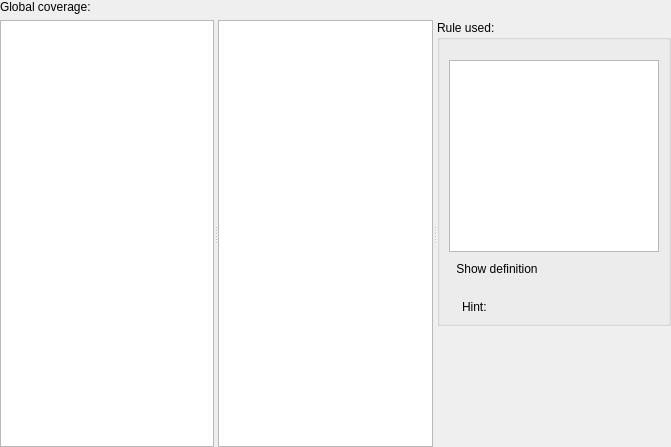
Above: src/chatbot/front-end/scriptcoveragewidget.ui from lvklabs/chatbot before the change. Below: the same form after it.
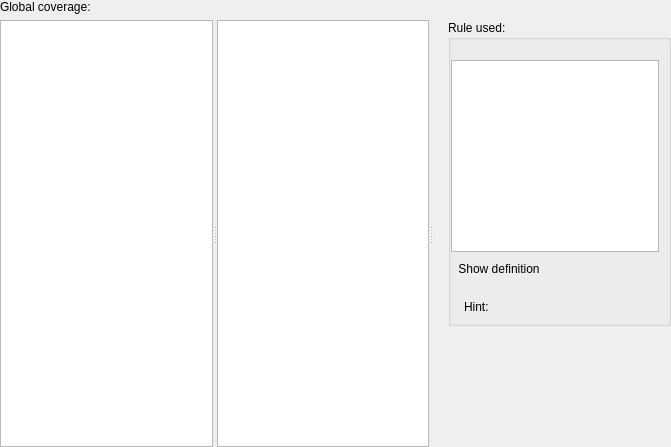
That is the form after the change. Icons and pictures are not drawn. Custom widgets are drawn as their Qt base class.

```diff
--- a/src/chatbot/front-end/scriptcoveragewidget.ui
+++ b/src/chatbot/front-end/scriptcoveragewidget.ui
@@ -55,12 +55,18 @@
      <widget class="QTextBrowser" name="scriptView"/>
      <widget class="QWidget" name="verticalLayoutWidget">
       <layout class="QVBoxLayout" name="verticalLayout">
+       <property name="leftMargin">
+        <number>15</number>
+       </property>
        <item>
         <widget class="QGroupBox" name="ruleGroupBox">
          <property name="title">
           <string>Rule used:</string>
          </property>
          <layout class="QVBoxLayout" name="verticalLayout_2">
+          <property name="leftMargin">
+           <number>0</number>
+          </property>
           <property name="topMargin">
            <number>20</number>
           </property>
```
Left out of the diff: 8 changed lines with no effect on the pictures.
